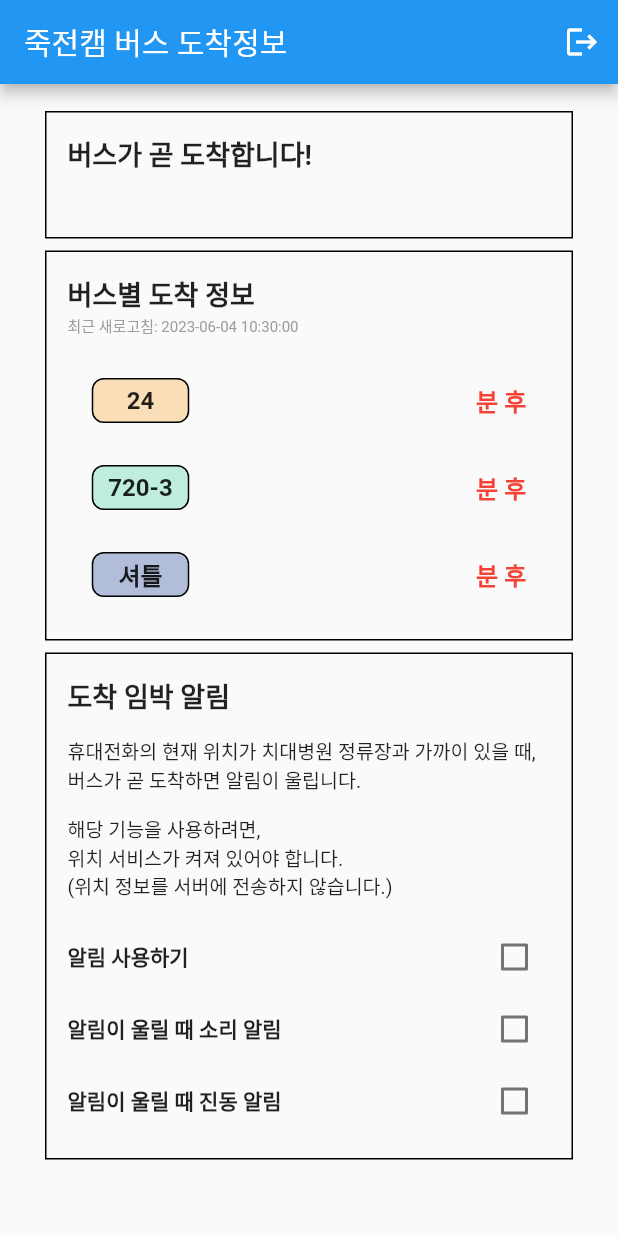
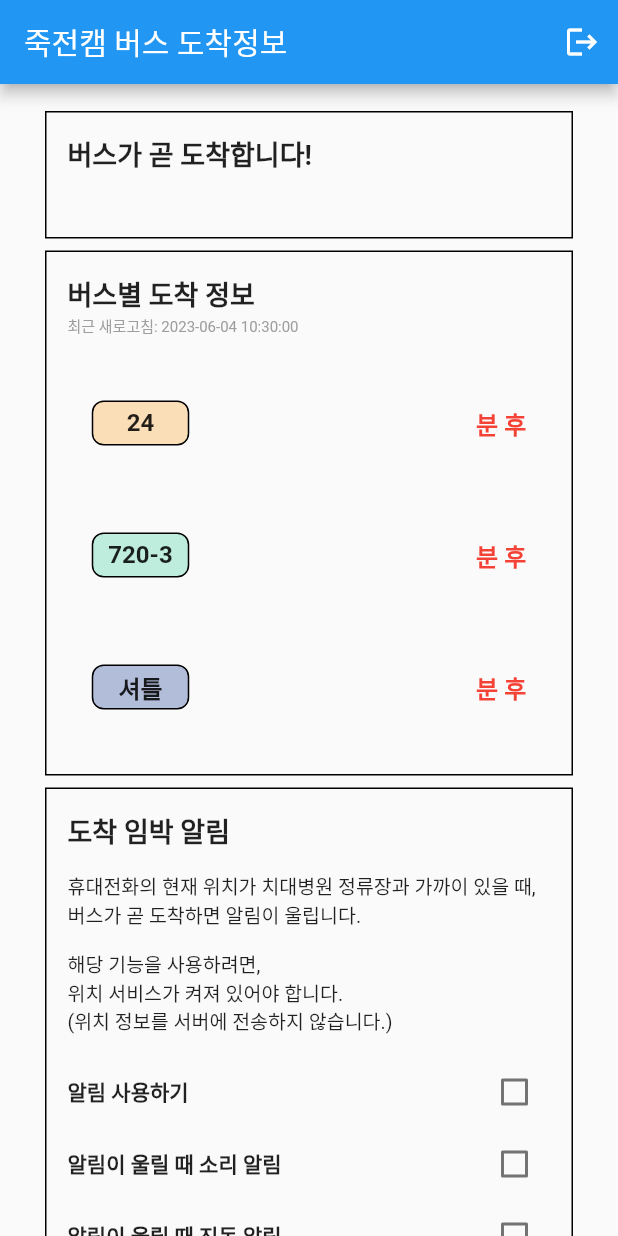
Before and after one commit to OSS-util-project/Frontend, a Flutter app: the screen it shows after launch, after a tap on "로그인", on a phone screen of 412 x 824 dp. Run offline on Flutter 3.47's test engine with Material 2 defaults, Android fonts, the phone set to English and light mode, and no system bars; network calls fail.

Commit message:
completed app part

```diff
--- a/lib/main.dart
+++ b/lib/main.dart
@@ -1,19 +1,11 @@
-import 'package:monitor_app/provider/bus_data_provider.dart';
-import 'package:monitor_app/provider/device_status_data_provider.dart';
-import 'package:provider/provider.dart';
-
 import 'package:flutter/material.dart';
 import 'package:monitor_app/utils/constants.dart';
 import 'package:monitor_app/view/splash_screen.dart';
 
 void main() {
-  runApp(MultiProvider(
-    providers: [
-      ChangeNotifierProvider(create: (_) => BusDataProvider()),
-      ChangeNotifierProvider(create: (_) => DeviceStatusDataProvider())
-    ],
-    child: const MyApp(),
-  ));
+  runApp(
+    const MyApp(),
+  );
 }
 
 class MyApp extends StatelessWidget {
--- a/lib/view/user_view/container/arrival_soon_container.dart
+++ b/lib/view/user_view/container/arrival_soon_container.dart
@@ -3,21 +3,11 @@ import 'package:monitor_app/model/bus_data.dart';
 import 'package:monitor_app/utils/constants.dart';
 import 'package:monitor_app/view/user_view/item/bus_route.dart';
 
-class ArrivalSoonContainer extends StatefulWidget {
+class ArrivalSoonContainer extends StatelessWidget {
   final List<BusData?> busDataList;
-
-  const ArrivalSoonContainer({super.key, required this.busDataList});
-
-  @override
-  State<StatefulWidget> createState() =>
-      ArrivalSoonContainerState(busDataList: busDataList);
-}
-
-class ArrivalSoonContainerState extends State<ArrivalSoonContainer> {
-  late final List<BusData?> busDataList;
   List<BusRoute> busArrivalSoonList = [];
 
-  ArrivalSoonContainerState({required List<BusData?> busDataList}) {
+  ArrivalSoonContainer({super.key, required this.busDataList}) {
     Map<String, bool> arrivalBusList = {
       "24": busDataList[0]?.arrivalSoon ?? false,
       "720-3": busDataList[1]?.arrivalSoon ?? false,
--- a/lib/view/user_view/container/route_arrival_container.dart
+++ b/lib/view/user_view/container/route_arrival_container.dart
@@ -5,22 +5,15 @@ import 'package:monitor_app/view/user_view/row/route_arrival_row.dart';
 
 import '../../../model/bus_data.dart';
 
-class RouteArrivalContainer extends StatefulWidget {
-  final List<BusData?> busDataList;
-
-  const RouteArrivalContainer({super.key, required this.busDataList});
-
-  @override
-  State<StatefulWidget> createState() =>
-      RouteArrivalContainerState(busDataList: busDataList);
-}
-
-class RouteArrivalContainerState extends State<RouteArrivalContainer> {
+class RouteArrivalContainer extends StatelessWidget {
   late final List<BusData?> busDataList;
   late List<Widget> busArrivalRowList;
   String timestamp = "";
 
-  RouteArrivalContainerState({required List<BusData?> busDataList}) {
+  RouteArrivalContainer({
+    super.key,
+    required List<BusData?> busDataList,
+  }) {
     timestamp = getNowTimeStamp();
     busArrivalRowList = [
       const Text(
--- a/lib/view/user_view/row/route_arrival_row.dart
+++ b/lib/view/user_view/row/route_arrival_row.dart
@@ -18,7 +18,7 @@ class RouteArrivalRow extends StatelessWidget {
   @override
   Widget build(BuildContext context) {
     return SizedBox(
-      height: 30,
+      height: 60,
       child: Row(mainAxisAlignment: MainAxisAlignment.spaceAround, children: [
         BusRoute(routeName: routeName, colorRGBO: colorRGBO),
         SizedBox(
--- a/lib/view/user_view/user_main_screen.dart
+++ b/lib/view/user_view/user_main_screen.dart
@@ -21,9 +21,29 @@ class UserMainScreen extends StatefulWidget {
 class UserMainScreenState extends State<UserMainScreen> {
   late Timer timer;
 
+  List<BusData> busDataList = [];
+
   BusData? busData24;
   BusData? busData720_3;
   BusData? busDataShuttle;
+
+  UserMainScreenState() {
+    getData("24");
+    getData("720-3");
+    getData("shuttle");
+
+    timer = Timer(const Duration(seconds: REQUEST_INTERVAL_SECONDS), () {
+      getData("24");
+      getData("720-3");
+      getData("shuttle");
+    });
+  }
+
+  @override
+  void dispose() {
+    timer.cancel();
+    super.dispose();
+  }
 
   static Future<BusData> getBusArrivalData(String routeName) async {
     const String baseUrl =
@@ -38,25 +58,24 @@ class UserMainScreenState extends State<UserMainScreen> {
   }
 
   // TO DO: 데이터 가져오기 (30초마다)
-  void getData() async {
-    busData24 = await getBusArrivalData("24");
-    busData720_3 = await getBusArrivalData("720-3");
-    busDataShuttle = await getBusArrivalData("shuttle");
-  }
+  void getData(String routeName) async {
+    final response = await getBusArrivalData(routeName);
 
-  @override
-  void initState() {
-    super.initState();
-    timer = Timer(const Duration(seconds: REQUEST_INTERVAL_SECONDS), () {
-      setState(() {
-        getData();
-      });
+    setState(() {
+      switch (routeName) {
+        case "24":
+          busData24 = response;
+          break;
+
+        case "720-3":
+          busData720_3 = response;
+          break;
+
+        case "shuttle":
+          busDataShuttle = response;
+          break;
+      }
     });
-  }
-
-  void disposed() {
-    timer.cancel();
-    super.dispose();
   }
 
   @override
@@ -83,10 +102,12 @@ class UserMainScreenState extends State<UserMainScreen> {
               children: [
                 const Padding(padding: EdgeInsets.all(4)),
                 ArrivalSoonContainer(
-                    busDataList: [busData24, busData720_3, busDataShuttle]),
+                  busDataList: [busData24, busData720_3, busDataShuttle],
+                ),
                 const Padding(padding: EdgeInsets.all(4)),
                 RouteArrivalContainer(
-                    busDataList: [busData24, busData720_3, busDataShuttle]),
+                  busDataList: [busData24, busData720_3, busDataShuttle],
+                ),
                 const Padding(padding: EdgeInsets.all(4)),
                 const ArrivalNotificationSettingsContainer()
               ],
```
